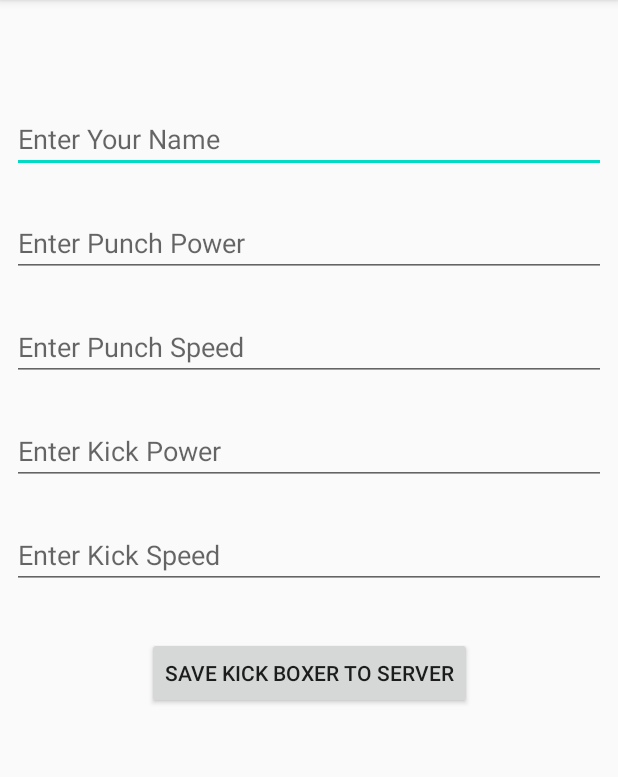
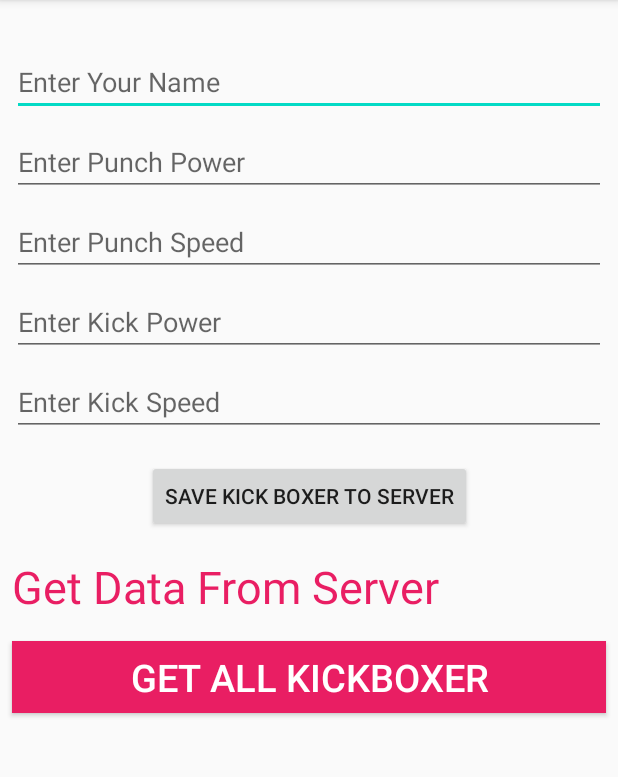
Before and after one commit to Zafique/InstagramClone, an Android app: the screen it shows after launch (SignUp), on a phone screen of 412 x 824 dp, the part 84-861 px from its top. Run offline under Robolectric (Android 15) with nearby library versions, the phone set to English and light mode, and no system bars; libraries missing offline, so code that uses them is left out: com.parse, com.shashank.sony; 1 statement that could not run was skipped.

Commit message:
Get Data from Parse Server

```diff
--- a/app/src/main/java/com/zaocial/instagramclone/SignUp.java
+++ b/app/src/main/java/com/zaocial/instagramclone/SignUp.java
@@ -6,18 +6,27 @@ import android.os.Bundle;
 import android.view.View;
 import android.widget.Button;
 import android.widget.EditText;
+import android.widget.TextView;
 import android.widget.Toast;
 
+import com.parse.FindCallback;
+import com.parse.GetCallback;
 import com.parse.ParseException;
 import com.parse.ParseObject;
+import com.parse.ParseQuery;
 import com.parse.SaveCallback;
 import com.shashank.sony.fancytoastlib.FancyToast;
+
+import java.util.List;
 
 import okhttp3.internal.Internal;
 
 public class SignUp extends AppCompatActivity implements View.OnClickListener {
-    private Button saveData;
+    private Button saveData, getAllKickBoxer;
     private EditText name, punchPower, punchSpeed, kickPower, kickSpeed;
+    private TextView txtGetData;
+    private String allKickBoxer;
+
 
     @Override
     protected void onCreate(Bundle savedInstanceState) {
@@ -30,8 +39,53 @@ public class SignUp extends AppCompatActivity implements View.OnClickListener {
         punchSpeed = findViewById(R.id.edt_punch_speed);
         kickPower = findViewById(R.id.edt_kick_power);
         kickSpeed = findViewById(R.id.edt_kick_Speed);
+        txtGetData = findViewById(R.id.txtGetData);
+        getAllKickBoxer = findViewById(R.id.btnAllData);
 
         saveData.setOnClickListener(SignUp.this);
+
+        txtGetData.setOnClickListener(new View.OnClickListener() {
+            @Override
+            public void onClick(View v) {
+                ParseQuery<ParseObject> parseQuery = ParseQuery.getQuery("KickBoxer");
+                parseQuery.getInBackground("stKwEIKOEM", new GetCallback<ParseObject>() {
+                    @Override
+                    public void done(ParseObject object, ParseException e) {
+                        if (object != null && e == null) {
+                            txtGetData.setText(object.get("name") + " - " + "Punch Power: " + object.get("punch_power"));
+                        }
+                    }
+                });
+            }
+        });
+
+        getAllKickBoxer.setOnClickListener(new View.OnClickListener() {
+            @Override
+            public void onClick(View v) {
+
+                allKickBoxer = "";
+                ParseQuery<ParseObject> queryAll = ParseQuery.getQuery("KickBoxer");
+                queryAll.findInBackground(new FindCallback<ParseObject>() {
+                    @Override
+                    public void done(List<ParseObject> objects, ParseException e) {
+                        if (e == null) {
+                            if (objects.size() > 0) {
+                                for (ParseObject kickBoxer : objects) {
+                                    allKickBoxer = allKickBoxer + kickBoxer.get("name") + "\n";
+                                }
+
+                                FancyToast.makeText(SignUp.this,
+                                        allKickBoxer, FancyToast.LENGTH_LONG,
+                                        FancyToast.SUCCESS, true).show();
+                            } else {
+                                FancyToast.makeText(SignUp.this, e.getMessage(), FancyToast.LENGTH_LONG,
+                                        FancyToast.ERROR, true).show();
+                            }
+                        }
+                    }
+                });
+            }
+        });
 
     }
 
--- a/app/src/main/res/layout/activity_sign_up.xml
+++ b/app/src/main/res/layout/activity_sign_up.xml
@@ -11,11 +11,11 @@
         android:layout_width="0dp"
         android:layout_height="wrap_content"
         android:layout_marginStart="8dp"
-        android:layout_marginTop="70dp"
+        android:layout_marginTop="32dp"
         android:layout_marginEnd="8dp"
         android:ems="10"
+        android:hint="Enter Your Name"
         android:inputType="textPersonName"
-        android:hint="Enter Your Name"
         app:layout_constraintEnd_toEndOf="parent"
         app:layout_constraintStart_toStartOf="parent"
         app:layout_constraintTop_toTopOf="parent" />
@@ -25,11 +25,11 @@
         android:layout_width="0dp"
         android:layout_height="wrap_content"
         android:layout_marginStart="8dp"
-        android:layout_marginTop="24dp"
+        android:layout_marginTop="8dp"
         android:layout_marginEnd="8dp"
         android:ems="10"
+        android:hint="Enter Punch Power"
         android:inputType="textPersonName"
-        android:hint="Enter Punch Power"
         app:layout_constraintEnd_toEndOf="parent"
         app:layout_constraintStart_toStartOf="parent"
         app:layout_constraintTop_toBottomOf="@+id/edt_Name" />
@@ -39,11 +39,11 @@
         android:layout_width="0dp"
         android:layout_height="wrap_content"
         android:layout_marginStart="8dp"
-        android:layout_marginTop="24dp"
+        android:layout_marginTop="8dp"
         android:layout_marginEnd="8dp"
         android:ems="10"
+        android:hint="Enter Punch Speed"
         android:inputType="textPersonName"
-        android:hint="Enter Punch Speed"
         app:layout_constraintEnd_toEndOf="parent"
         app:layout_constraintStart_toStartOf="parent"
         app:layout_constraintTop_toBottomOf="@+id/edt_punch_power" />
@@ -53,11 +53,11 @@
         android:layout_width="0dp"
         android:layout_height="wrap_content"
         android:layout_marginStart="8dp"
-        android:layout_marginTop="24dp"
+        android:layout_marginTop="8dp"
         android:layout_marginEnd="8dp"
         android:ems="10"
+        android:hint="Enter Kick Power"
         android:inputType="textPersonName"
-        android:hint="Enter Kick Power"
         app:layout_constraintEnd_toEndOf="parent"
         app:layout_constraintStart_toStartOf="parent"
         app:layout_constraintTop_toBottomOf="@+id/edt_punch_speed" />
@@ -67,11 +67,11 @@
         android:layout_width="0dp"
         android:layout_height="wrap_content"
         android:layout_marginStart="8dp"
-        android:layout_marginTop="24dp"
+        android:layout_marginTop="8dp"
         android:layout_marginEnd="8dp"
         android:ems="10"
+        android:hint="Enter Kick Speed"
         android:inputType="textPersonName"
-        android:hint="Enter Kick Speed"
         app:layout_constraintEnd_toEndOf="parent"
         app:layout_constraintStart_toStartOf="parent"
         app:layout_constraintTop_toBottomOf="@+id/edt_kick_power" />
@@ -81,10 +81,39 @@
         android:layout_width="wrap_content"
         android:layout_height="wrap_content"
         android:layout_marginStart="8dp"
-        android:layout_marginTop="32dp"
+        android:layout_marginTop="16dp"
         android:layout_marginEnd="8dp"
         android:text="Save Kick Boxer to Server"
         app:layout_constraintEnd_toEndOf="parent"
         app:layout_constraintStart_toStartOf="parent"
         app:layout_constraintTop_toBottomOf="@+id/edt_kick_Speed" />
+
+    <TextView
+        android:id="@+id/txtGetData"
+        android:layout_width="0dp"
+        android:layout_height="wrap_content"
+        android:layout_marginStart="8dp"
+        android:layout_marginTop="16dp"
+        android:layout_marginEnd="8dp"
+        android:text="Get Data From Server"
+        android:textColor="#E91E63"
+        android:textSize="30sp"
+        app:layout_constraintEnd_toEndOf="parent"
+        app:layout_constraintStart_toStartOf="parent"
+        app:layout_constraintTop_toBottomOf="@+id/btnSave" />
+
+    <Button
+        android:id="@+id/btnAllData"
+        android:layout_width="0dp"
+        android:layout_height="wrap_content"
+        android:layout_marginStart="8dp"
+        android:layout_marginTop="16dp"
+        android:layout_marginEnd="8dp"
+        android:background="#E91E63"
+        android:text="Get All KickBoxer"
+        android:textColor="#FFFFFF"
+        android:textSize="25sp"
+        app:layout_constraintEnd_toEndOf="parent"
+        app:layout_constraintStart_toStartOf="parent"
+        app:layout_constraintTop_toBottomOf="@+id/txtGetData" />
 </androidx.constraintlayout.widget.ConstraintLayout>
```
